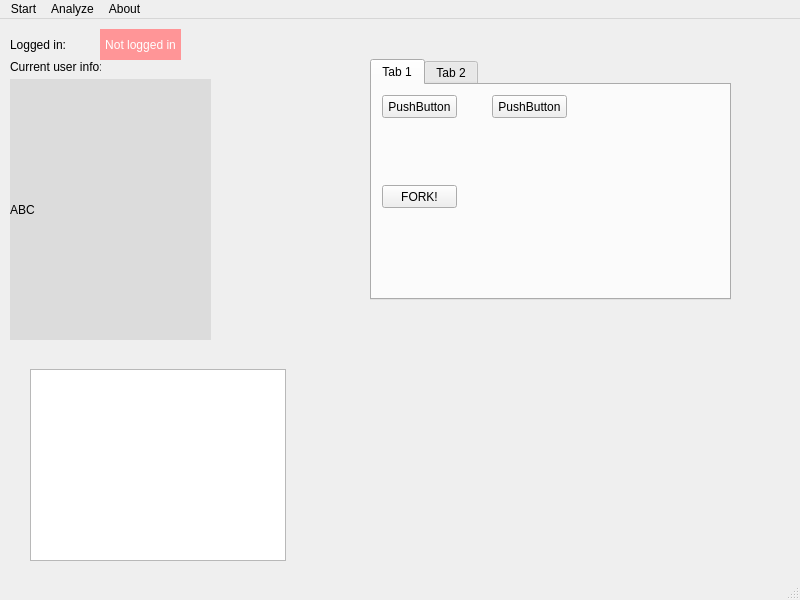
GrzegorzKrug/TwitterAnalyzer, file TwitterAnalyzer/GUI.ui: the form before one commit.
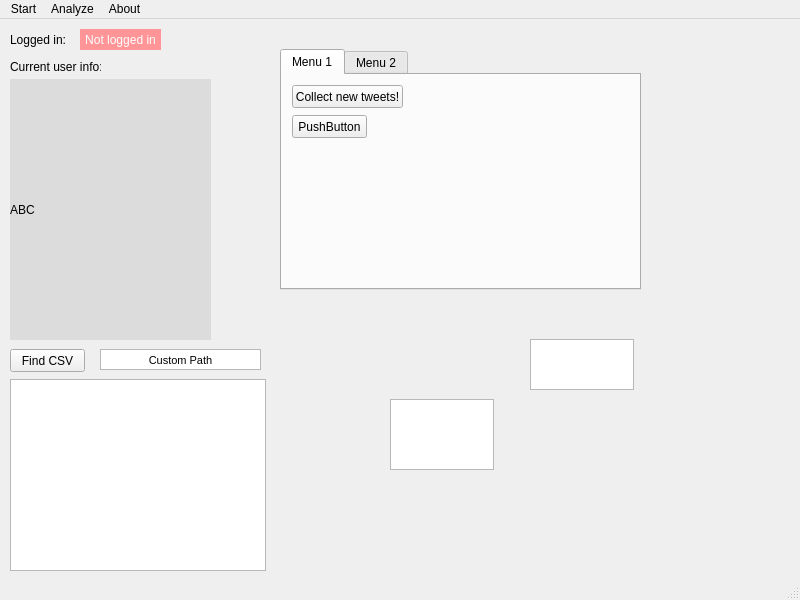
The form after the commit.

The edit to the form file:
```diff
--- a/TwitterAnalyzer/GUI.ui
+++ b/TwitterAnalyzer/GUI.ui
@@ -17,8 +17,8 @@
    <widget class="QTabWidget" name="tabWidget">
     <property name="geometry">
      <rect>
-      <x>370</x>
-      <y>40</y>
+      <x>280</x>
+      <y>30</y>
       <width>361</width>
       <height>241</height>
      </rect>
@@ -28,26 +28,13 @@
     </property>
     <widget class="QWidget" name="tab">
      <attribute name="title">
-      <string>Tab 1</string>
+      <string>Menu 1</string>
      </attribute>
-     <widget class="QPushButton" name="pushButton">
-      <property name="geometry">
-       <rect>
-        <x>10</x>
-        <y>10</y>
-        <width>75</width>
-        <height>23</height>
-       </rect>
-      </property>
-      <property name="text">
-       <string>PushButton</string>
-      </property>
-     </widget>
      <widget class="QPushButton" name="pushButton_2">
       <property name="geometry">
        <rect>
-        <x>120</x>
-        <y>10</y>
+        <x>10</x>
+        <y>40</y>
         <width>75</width>
         <height>23</height>
        </rect>
@@ -60,19 +47,19 @@
       <property name="geometry">
        <rect>
         <x>10</x>
-        <y>100</y>
-        <width>75</width>
+        <y>10</y>
+        <width>111</width>
         <height>23</height>
        </rect>
       </property>
       <property name="text">
-       <string>FORK!</string>
+       <string>Collect new tweets!</string>
       </property>
      </widget>
     </widget>
     <widget class="QWidget" name="tab_2">
      <attribute name="title">
-      <string>Tab 2</string>
+      <string>Menu 2</string>
      </attribute>
     </widget>
    </widget>
@@ -82,7 +69,7 @@
       <x>10</x>
       <y>10</y>
       <width>81</width>
-      <height>31</height>
+      <height>21</height>
      </rect>
     </property>
     <property name="text">
@@ -92,10 +79,10 @@
    <widget class="QLabel" name="label_login_status">
     <property name="geometry">
      <rect>
-      <x>100</x>
+      <x>80</x>
       <y>10</y>
       <width>81</width>
-      <height>31</height>
+      <height>21</height>
      </rect>
     </property>
     <property name="mouseTracking">
@@ -149,13 +136,77 @@
    <widget class="QTreeView" name="treeView">
     <property name="geometry">
      <rect>
-      <x>30</x>
-      <y>350</y>
+      <x>10</x>
+      <y>360</y>
       <width>256</width>
       <height>192</height>
      </rect>
     </property>
    </widget>
+   <widget class="QPushButton" name="pushButton_find_csv">
+    <property name="geometry">
+     <rect>
+      <x>10</x>
+      <y>330</y>
+      <width>75</width>
+      <height>23</height>
+     </rect>
+    </property>
+    <property name="text">
+     <string>Find CSV</string>
+    </property>
+   </widget>
+   <widget class="QTextEdit" name="textEdit">
+    <property name="geometry">
+     <rect>
+      <x>100</x>
+      <y>330</y>
+      <width>161</width>
+      <height>21</height>
+     </rect>
+    </property>
+    <property name="sizePolicy">
+     <sizepolicy hsizetype="Expanding" vsizetype="Fixed">
+      <horstretch>0</horstretch>
+      <verstretch>0</verstretch>
+     </sizepolicy>
+    </property>
+    <property name="font">
+     <font>
+      <pointsize>6</pointsize>
+     </font>
+    </property>
+    <property name="verticalScrollBarPolicy">
+     <enum>Qt::ScrollBarAlwaysOff</enum>
+    </property>
+    <property name="html">
+     <string>&lt;!DOCTYPE HTML PUBLIC &quot;-//W3C//DTD HTML 4.0//EN&quot; &quot;http://www.w3.org/TR/REC-html40/strict.dtd&quot;&gt;
+&lt;html&gt;&lt;head&gt;&lt;meta name=&quot;qrichtext&quot; content=&quot;1&quot; /&gt;&lt;style type=&quot;text/css&quot;&gt;
+p, li { white-space: pre-wrap; }
+&lt;/style&gt;&lt;/head&gt;&lt;body style=&quot; font-family:'MS Shell Dlg 2'; font-size:6pt; font-weight:400; font-style:normal;&quot;&gt;
+&lt;p align=&quot;center&quot; style=&quot; margin-top:0px; margin-bottom:0px; margin-left:0px; margin-right:0px; -qt-block-indent:0; text-indent:0px;&quot;&gt;&lt;span style=&quot; font-size:8.25pt;&quot;&gt;Custom Path&lt;/span&gt;&lt;/p&gt;&lt;/body&gt;&lt;/html&gt;</string>
+    </property>
+   </widget>
+   <widget class="QPlainTextEdit" name="plainTextEdit">
+    <property name="geometry">
+     <rect>
+      <x>390</x>
+      <y>380</y>
+      <width>104</width>
+      <height>71</height>
+     </rect>
+    </property>
+   </widget>
+   <widget class="QTextEdit" name="textEdit_2">
+    <property name="geometry">
+     <rect>
+      <x>530</x>
+      <y>320</y>
+      <width>104</width>
+      <height>51</height>
+     </rect>
+    </property>
+   </widget>
   </widget>
   <widget class="QMenuBar" name="menubar">
    <property name="geometry">
```
Left out of the diff: 2 changed lines with no effect on the pictures.
